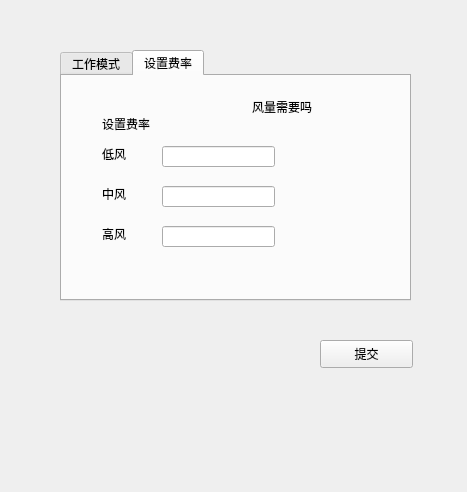
First picture: the form in setRate.ui, repository demoOS-BUPT/demoSE, before the edit.
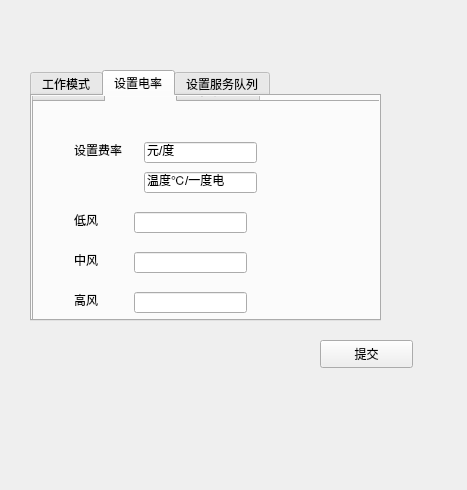
Second picture: the form after the edit. The open tabs and pages were chosen to show the change.

Patch:
```diff
--- a/setRate.ui
+++ b/setRate.ui
@@ -7,7 +7,7 @@
     <x>0</x>
     <y>0</y>
     <width>467</width>
-    <height>492</height>
+    <height>490</height>
    </rect>
   </property>
   <property name="windowTitle">
@@ -29,8 +29,8 @@
   <widget class="QTabWidget" name="tabWidget">
    <property name="geometry">
     <rect>
-     <x>60</x>
-     <y>50</y>
+     <x>30</x>
+     <y>70</y>
      <width>351</width>
      <height>251</height>
     </rect>
@@ -117,7 +117,7 @@
    </widget>
    <widget class="QWidget" name="tab">
     <attribute name="title">
-     <string>设置费率</string>
+     <string>设置电率</string>
     </attribute>
     <widget class="QLineEdit" name="highRateEdit">
      <property name="geometry">
@@ -212,6 +212,268 @@
      </property>
      <property name="text">
       <string>风量需要吗</string>
+     </property>
+    </widget>
+    <widget class="QTabWidget" name="tabWidget_2">
+     <property name="geometry">
+      <rect>
+       <x>0</x>
+       <y>-20</y>
+       <width>351</width>
+       <height>251</height>
+      </rect>
+     </property>
+     <property name="currentIndex">
+      <number>1</number>
+     </property>
+     <widget class="QWidget" name="tab_4">
+      <attribute name="title">
+       <string>工作模式</string>
+      </attribute>
+      <widget class="QLabel" name="label_8">
+       <property name="geometry">
+        <rect>
+         <x>220</x>
+         <y>20</y>
+         <width>111</width>
+         <height>21</height>
+        </rect>
+       </property>
+       <property name="text">
+        <string>刷新频率要吗</string>
+       </property>
+      </widget>
+      <widget class="QWidget" name="layoutWidget_2">
+       <property name="geometry">
+        <rect>
+         <x>80</x>
+         <y>60</y>
+         <width>191</width>
+         <height>91</height>
+        </rect>
+       </property>
+       <layout class="QVBoxLayout" name="verticalLayout_2">
+        <item>
+         <widget class="QRadioButton" name="FCFSBtn_2">
+          <property name="text">
+           <string>先来先调度</string>
+          </property>
+         </widget>
+        </item>
+        <item>
+         <widget class="QRadioButton" name="priorityBtn_2">
+          <property name="text">
+           <string>优先级调度</string>
+          </property>
+         </widget>
+        </item>
+       </layout>
+      </widget>
+      <widget class="QLabel" name="label_9">
+       <property name="geometry">
+        <rect>
+         <x>10</x>
+         <y>70</y>
+         <width>72</width>
+         <height>15</height>
+        </rect>
+       </property>
+       <property name="text">
+        <string>调度选择：</string>
+       </property>
+      </widget>
+     </widget>
+     <widget class="QWidget" name="tab_5">
+      <attribute name="title">
+       <string>设置费率</string>
+      </attribute>
+      <widget class="QLineEdit" name="highRateEdit_2">
+       <property name="geometry">
+        <rect>
+         <x>100</x>
+         <y>190</y>
+         <width>113</width>
+         <height>21</height>
+        </rect>
+       </property>
+      </widget>
+      <widget class="QLabel" name="label_10">
+       <property name="geometry">
+        <rect>
+         <x>40</x>
+         <y>110</y>
+         <width>72</width>
+         <height>15</height>
+        </rect>
+       </property>
+       <property name="text">
+        <string>低风</string>
+       </property>
+      </widget>
+      <widget class="QLabel" name="label_11">
+       <property name="geometry">
+        <rect>
+         <x>40</x>
+         <y>40</y>
+         <width>72</width>
+         <height>15</height>
+        </rect>
+       </property>
+       <property name="text">
+        <string>设置费率</string>
+       </property>
+      </widget>
+      <widget class="QLineEdit" name="lowRateEdit_2">
+       <property name="geometry">
+        <rect>
+         <x>100</x>
+         <y>110</y>
+         <width>113</width>
+         <height>21</height>
+        </rect>
+       </property>
+      </widget>
+      <widget class="QLineEdit" name="midRateEdit_2">
+       <property name="geometry">
+        <rect>
+         <x>100</x>
+         <y>150</y>
+         <width>113</width>
+         <height>21</height>
+        </rect>
+       </property>
+      </widget>
+      <widget class="QLabel" name="label_12">
+       <property name="geometry">
+        <rect>
+         <x>40</x>
+         <y>190</y>
+         <width>72</width>
+         <height>15</height>
+        </rect>
+       </property>
+       <property name="text">
+        <string>高风</string>
+       </property>
+      </widget>
+      <widget class="QLabel" name="label_13">
+       <property name="geometry">
+        <rect>
+         <x>40</x>
+         <y>150</y>
+         <width>72</width>
+         <height>15</height>
+        </rect>
+       </property>
+       <property name="text">
+        <string>中风</string>
+       </property>
+      </widget>
+      <widget class="QLineEdit" name="elecMonEdit">
+       <property name="geometry">
+        <rect>
+         <x>110</x>
+         <y>40</y>
+         <width>113</width>
+         <height>21</height>
+        </rect>
+       </property>
+       <property name="text">
+        <string>元/度</string>
+       </property>
+      </widget>
+      <widget class="QLineEdit" name="lineEdit">
+       <property name="geometry">
+        <rect>
+         <x>110</x>
+         <y>70</y>
+         <width>113</width>
+         <height>21</height>
+        </rect>
+       </property>
+       <property name="text">
+        <string>温度℃/一度电</string>
+       </property>
+      </widget>
+     </widget>
+     <widget class="QWidget" name="tab_6">
+      <attribute name="title">
+       <string>设置耗电量</string>
+      </attribute>
+      <widget class="QLabel" name="highExpEdit_2">
+       <property name="geometry">
+        <rect>
+         <x>70</x>
+         <y>40</y>
+         <width>72</width>
+         <height>15</height>
+        </rect>
+       </property>
+       <property name="text">
+        <string>TextLabel</string>
+       </property>
+      </widget>
+      <widget class="QLabel" name="midExpEdit_2">
+       <property name="geometry">
+        <rect>
+         <x>70</x>
+         <y>70</y>
+         <width>72</width>
+         <height>15</height>
+        </rect>
+       </property>
+       <property name="text">
+        <string>TextLabel</string>
+       </property>
+      </widget>
+      <widget class="QLabel" name="lowExpEdit_2">
+       <property name="geometry">
+        <rect>
+         <x>70</x>
+         <y>100</y>
+         <width>72</width>
+         <height>15</height>
+        </rect>
+       </property>
+       <property name="text">
+        <string>TextLabel</string>
+       </property>
+      </widget>
+     </widget>
+    </widget>
+   </widget>
+   <widget class="QWidget" name="tab_3">
+    <attribute name="title">
+     <string>设置服务队列</string>
+    </attribute>
+    <widget class="QLineEdit" name="lowElecEdit">
+     <property name="geometry">
+      <rect>
+       <x>80</x>
+       <y>30</y>
+       <width>113</width>
+       <height>21</height>
+      </rect>
+     </property>
+    </widget>
+    <widget class="QLineEdit" name="midElecEdit">
+     <property name="geometry">
+      <rect>
+       <x>80</x>
+       <y>80</y>
+       <width>113</width>
+       <height>21</height>
+      </rect>
+     </property>
+    </widget>
+    <widget class="QLineEdit" name="highElecEdit">
+     <property name="geometry">
+      <rect>
+       <x>80</x>
+       <y>120</y>
+       <width>113</width>
+       <height>21</height>
+      </rect>
      </property>
     </widget>
    </widget>
```
Left out of the diff: 20 changed lines with no effect on the pictures.
